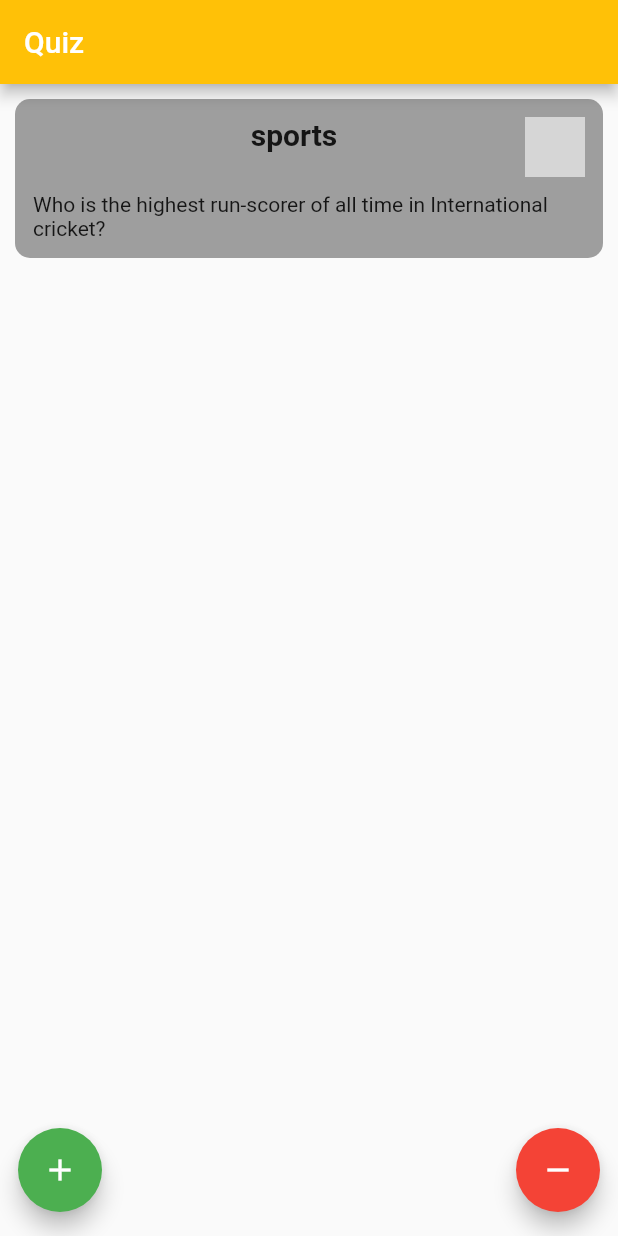
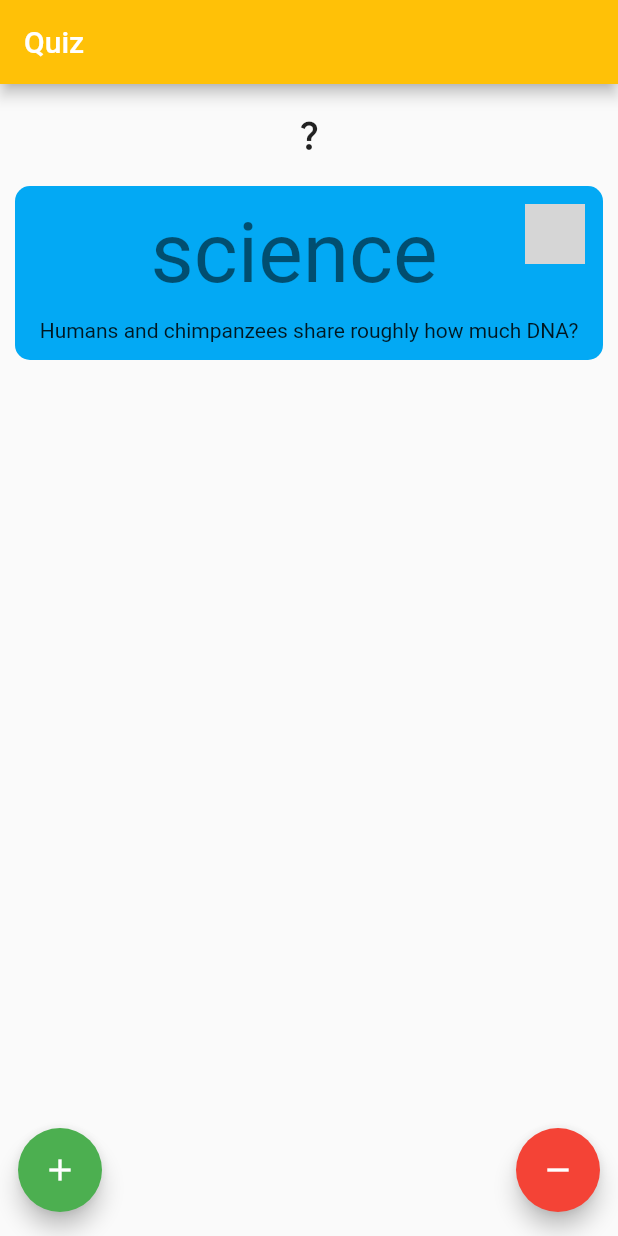
Before and after one commit to Lurchfresser/learn_flutter_1_udemy, a Flutter app: the QuizScreen screen opened directly, after a tap on the "add" icon, on a phone screen of 412 x 824 dp. Run offline on Flutter 3.47's test engine with Material 2 defaults, Android fonts, the phone set to English and light mode, and no system bars; grey boxes are pictures that could not be loaded.

Commit message:
added question screen and button for random question (task f8)

```diff
--- a/analysis_options.yaml
+++ b/analysis_options.yaml
@@ -1 +1,4 @@
 include: package:flutter_lints/flutter.yaml
+
+rules:
+    require_trailing_commas: true
--- /dev/null
+++ b/lib/presentation/quiz/classes/quiz_objects.dart
@@ -0,0 +1,97 @@
+import 'package:flutter/material.dart';
+
+enum QuestionCategorie {
+  sports(color: Colors.grey, categorieName: "sports"),
+  science(color: Colors.lightBlue, categorieName: "science"),
+  celebrities(color: Colors.pink, categorieName: "celebreties");
+
+  const QuestionCategorie({
+    required this.color,
+    required this.categorieName,
+  });
+
+  final Color color;
+  final String categorieName;
+}
+
+class Question {
+  final String questionText;
+  final QuestionCategorie questionCategorie;
+  final String questionAnswer;
+  final String firstHint;
+  final String secondHint;
+  Question({required this.questionAnswer, required this.firstHint, required this.secondHint, required this.questionCategorie, required this.questionText});
+}
+
+List<Question> questions = [
+  Question(
+    questionCategorie: QuestionCategorie.sports,
+    questionText: "Who won the first world cup?",
+    questionAnswer: "The first FIFA World Cup was held in 1930, and the winner of that inaugural tournament was Uruguay. Uruguay defeated Argentina 4-2 in the final match to become the first World Cup champions. This historic event took place in Montevideo, Uruguay.",
+    firstHint: "This country won the first FIFA World Cup in 1930, and they also won the 1950 World Cup.",
+    secondHint: "The inaugural World Cup took place in South America, and the winning team defeated Argentina in the final match."
+  ),
+  Question(
+    questionCategorie: QuestionCategorie.celebrities,
+    questionText: "What Jonas brothers were Taylor Swift and Selena Gomez dating when they first met and became friends?",
+    questionAnswer: "Taylor Swift and Selena Gomez were dating Joe Jonas and Nick Jonas, respectively, when they first met and became friends.",
+    firstHint: "Taylor Swift was dating one of the Jonas brothers named Joe.",
+    secondHint: "Selena Gomez was in a relationship with one of the Jonas brothers named Nick."
+  ),
+  Question(
+    questionCategorie: QuestionCategorie.celebrities,
+    questionText: "Who was the first of the Kardashian-Jenner sisters to become a billionaire?",
+    questionAnswer: "Kylie Jenner was the first of the Kardashian-Jenner sisters to become a billionaire.",
+    firstHint: "This member of the Kardashian-Jenner family is known for her successful cosmetics brand.",
+    secondHint: "She achieved billionaire status at a young age."
+  ),
+  Question(
+    questionCategorie: QuestionCategorie.celebrities,
+    questionText: "What Hollywood actor played Muhammed Ali in the 2001 movie, Ali?",
+    questionAnswer: "Will Smith portrayed Muhammed Ali in the 2001 movie, Ali.",
+    firstHint: "The actor who played Ali is known for his roles in action and comedy films.",
+    secondHint: "He is also a rapper and producer in addition to being an actor."
+  ),
+  Question(
+    questionCategorie: QuestionCategorie.science,
+    questionText: "How many bones are in the human body?",
+    questionAnswer: "There are 206 bones in the adult human body.",
+    firstHint: "Humans are born with more bones, but as they grow, some bones fuse together.",
+    secondHint: "The number of bones in the human body varies with age."
+  ),
+  Question(
+    questionCategorie: QuestionCategorie.science,
+    questionText: "What is the hardest natural substance on Earth?",
+    questionAnswer: "Diamond is the hardest natural substance on Earth.",
+    firstHint: "This substance is often associated with engagement rings and jewelry.",
+    secondHint: "It is formed deep within the Earth under extreme pressure and heat."
+  ),
+  Question(
+    questionCategorie: QuestionCategorie.science,
+    questionText: "Humans and chimpanzees share roughly how much DNA?",
+    questionAnswer: "Humans and chimpanzees share approximately 98-99% of their DNA.",
+    firstHint: "The genetic similarity between humans and chimpanzees is very high.",
+    secondHint: "This shared DNA is one reason for the close evolutionary relationship between the two species."
+  ),
+  Question(
+    questionCategorie: QuestionCategorie.sports,
+    questionText: "Who is the highest run-scorer of all time in International cricket?",
+    questionAnswer: "Sachin Tendulkar is the highest run-scorer of all time in International cricket.",
+    firstHint: "This cricketer is often referred to as the 'Little Master.'",
+    secondHint: "He is from India and is widely regarded as one of the greatest batsmen in the history of the sport."
+  ),
+  Question(
+    questionCategorie: QuestionCategorie.sports,
+    questionText: "In American Football, how many points do you score for a touchdown?",
+    questionAnswer: "In American Football, you score 6 points for a touchdown.",
+    firstHint: "A touchdown is a significant scoring play in American Football.",
+    secondHint: "Additional points can be scored through field goals and extra point attempts."
+  ),
+  Question(
+    questionCategorie: QuestionCategorie.sports,
+    questionText: "How old was American professional tennis player Coco Gauff when she beat Venus Williams at Wimbledon in 2019?",
+    questionAnswer: "Coco Gauff was 15 years old when she beat Venus Williams at Wimbledon in 2019.",
+    firstHint: "She made headlines for her remarkable performance at a young age.",
+    secondHint: "This victory marked the beginning of a promising tennis career."
+  ),
+];
--- a/lib/presentation/quiz/quiz_screen.dart
+++ b/lib/presentation/quiz/quiz_screen.dart
@@ -2,6 +2,8 @@ import 'dart:math';
 
 import 'package:flutter/material.dart';
 import 'package:learn_flutter_1/presentation/components/floating_add_and_remove.dart';
+import 'package:learn_flutter_1/presentation/quiz/classes/quiz_objects.dart';
+import 'package:learn_flutter_1/presentation/quiz/question_screen.dart';
 import 'package:learn_flutter_1/presentation/quiz/widgets/question_container.dart';
 
 class QuizScreen extends StatefulWidget {
@@ -21,8 +23,7 @@ class _QuizScreenState extends State<QuizScreen> {
         title: const Text("Quiz"),
       ),
       floatingActionButtonLocation: FloatingActionButtonLocation.centerFloat,
-      floatingActionButton: FloatingAddAndRemove(
-        add: () {
+      floatingActionButton: FloatingAddAndRemove(add: () {
         setState(() {
           if (questions.isEmpty) return;
           Random random = Random();
@@ -39,56 +40,52 @@ class _QuizScreenState extends State<QuizScreen> {
       }),
       body: Padding(
         padding: const EdgeInsets.all(10.0),
+        child: Column(
+          children: [
+            IconButton(
+              onPressed: () {
+                if (displayedQuestions.isEmpty) return;
+                print("object");
+                Random random = Random();
+                Navigator.push(
+                    context,
+                    MaterialPageRoute(
+                        builder: (context) => QuestionScreen(
+                            question: displayedQuestions[random
+                                .nextInt(displayedQuestions.length - 1)])));
+              },
+              icon: const Icon(Icons.question_mark_outlined),
+            ),
+            const SizedBox(
+              height: 10,
+            ),
+            Expanded(
               child: ListView.separated(
                   physics: const BouncingScrollPhysics(),
                   itemCount: displayedQuestions.length,
-            itemBuilder: (BuildContext context, int index) => QuestionContainer(
-                  question: displayedQuestions[index],
+                  itemBuilder: (BuildContext context, int index) {
+                    Question question = displayedQuestions[index];
+
+                    return Hero(
+                      tag: question.questionText,
+                      child: QuestionContainer(
+                        question: question,
+                        onTap: () => Navigator.push(
+                            context,
+                            MaterialPageRoute(
+                                builder: (context) =>
+                                    QuestionScreen(question: question))),
                       ),
+                    );
+                  },
                   separatorBuilder: (BuildContext context, int index) =>
                       const Divider(
                         height: 10,
                       )),
             ),
+          ],
+        ),
+      ),
     );
   }
 }
-
-List<Question> questions = [
-  Question(
-      questionCategorie: QuestionCategorie.sports,
-      questionText: "Who won the first world cup?"),
-  Question(
-      questionCategorie: QuestionCategorie.celebreties,
-      questionText:
-          "What Jonas brothers were Taylor Swift and Selena Gomez dating when they first met and became friends?"),
-  Question(
-      questionCategorie: QuestionCategorie.celebreties,
-      questionText:
-          "Who was the first of the Kardashian-Jenner sisters to become a billionaire?"),
-  Question(
-      questionCategorie: QuestionCategorie.celebreties,
-      questionText:
-          "What Hollywood actor played Muhammed Ali in the 2001 movie, Ali?"),
-  Question(
-      questionCategorie: QuestionCategorie.science,
-      questionText: "How many bones are in the human body?"),
-  Question(
-      questionCategorie: QuestionCategorie.science,
-      questionText: "What is the hardest natural substance on Earth?"),
-  Question(
-      questionCategorie: QuestionCategorie.science,
-      questionText: "Humans and chimpanzees share roughly how much DNA?"),
-  Question(
-      questionCategorie: QuestionCategorie.sports,
-      questionText:
-          "Who is the highest run-scorer of all time in International cricket?"),
-  Question(
-      questionCategorie: QuestionCategorie.sports,
-      questionText:
-          "In American Football, how many points do you score for a touchdown?"),
-  Question(
-      questionCategorie: QuestionCategorie.sports,
-      questionText:
-          "How old was American professional tennis player Coco Gauff when she beat Venus Williams at Wimbledon in 2019?"),
-];
--- a/lib/presentation/quiz/widgets/question_container.dart
+++ b/lib/presentation/quiz/widgets/question_container.dart
@@ -1,15 +1,20 @@
 import 'package:flutter/material.dart';
+import 'package:learn_flutter_1/presentation/quiz/classes/quiz_objects.dart';
 import 'package:learn_flutter_1/presentation/quiz/widgets/question_header.dart';
 
 class QuestionContainer extends StatelessWidget {
   final Question question;
+  final void Function()? onTap;
 
-  const QuestionContainer({super.key, required this.question});
+  const QuestionContainer({super.key, required this.question, this.onTap});
 
   @override
   Widget build(BuildContext context) {
-    return Container(
-      width: 200,
+    return GestureDetector(
+      onTap: () {
+        onTap?.call();
+      },
+      child: Container(
         decoration: BoxDecoration(
           borderRadius: const BorderRadius.all(Radius.circular(10)),
           color: question.questionCategorie.color,
@@ -17,35 +22,17 @@ class QuestionContainer extends StatelessWidget {
         child: Padding(
           padding: const EdgeInsets.all(12.0),
           child: Column(
+            mainAxisSize: MainAxisSize.min,
             children: [
               QuestionHeader(question: question),
               const SizedBox(
                 height: 10,
               ),
-            Text(question.questionText),
+              Text(question.questionText, style: Theme.of(context).textTheme.bodyMedium,),
             ],
+          ),
         ),
       ),
     );
   }
 }
-
-enum QuestionCategorie {
-  sports(color: Colors.grey, categorieName: "sports"),
-  science(color: Colors.lightBlue, categorieName: "science"),
-  celebreties(color: Colors.pink, categorieName: "celebreties");
-
-  const QuestionCategorie({
-    required this.color,
-    required this.categorieName,
-  });
-
-  final Color color;
-  final String categorieName;
-}
-
-class Question {
-  final String questionText;
-  final QuestionCategorie questionCategorie;
-  Question({required this.questionCategorie, required this.questionText});
-}
--- a/lib/presentation/quiz/widgets/question_header.dart
+++ b/lib/presentation/quiz/widgets/question_header.dart
@@ -1,6 +1,6 @@
 import 'package:flutter/material.dart';
+import 'package:learn_flutter_1/presentation/quiz/classes/quiz_objects.dart';
 
-import 'question_container.dart';
 
 class QuestionHeader extends StatelessWidget {
   const QuestionHeader({
@@ -23,10 +23,7 @@ class QuestionHeader extends StatelessWidget {
           ),
           Text(
             question.questionCategorie.categorieName,
-            style: const TextStyle(
-              fontSize: 20,
-              fontWeight: FontWeight.bold,
-            ),
+            style: Theme.of(context).textTheme.displayMedium,
           ),
           CircleAvatar(
             backgroundImage: AssetImage(
--- a/lib/presentation/widget_examples/widgets/rotateble_question_scroll_view.dart
+++ b/lib/presentation/widget_examples/widgets/rotateble_question_scroll_view.dart
@@ -3,6 +3,7 @@ import 'package:learn_flutter_1/presentation/components/custom_button.dart';
 import 'package:learn_flutter_1/presentation/components/switch_example.dart';
 import 'package:learn_flutter_1/presentation/navigation_example_screens/screen_one.dart';
 import 'package:learn_flutter_1/presentation/navigation_example_screens/screen_two.dart';
+import 'package:learn_flutter_1/presentation/quiz/classes/quiz_objects.dart';
 import 'package:learn_flutter_1/presentation/widget_examples/widgets/buttons_example.dart';
 import 'package:learn_flutter_1/presentation/quiz/widgets/question_container.dart';
 
@@ -57,42 +58,3 @@ class RotatebleQuestionScrollView extends StatelessWidget {
     });
   }
 }
-
-List<Question> questions = [
-  Question(
-      questionCategorie: QuestionCategorie.sports,
-      questionText: "Who won the first world cup?"),
-  Question(
-      questionCategorie: QuestionCategorie.celebreties,
-      questionText:
-          "What Jonas brothers were Taylor Swift and Selena Gomez dating when they first met and became friends?"),
-  Question(
-      questionCategorie: QuestionCategorie.celebreties,
-      questionText:
-          "Who was the first of the Kardashian-Jenner sisters to become a billionaire?"),
-  Question(
-      questionCategorie: QuestionCategorie.celebreties,
-      questionText:
-          "What Hollywood actor played Muhammed Ali in the 2001 movie, Ali?"),
-  Question(
-      questionCategorie: QuestionCategorie.science,
-      questionText: "How many bones are in the human body?"),
-  Question(
-      questionCategorie: QuestionCategorie.science,
-      questionText: "What is the hardest natural substance on Earth?"),
-  Question(
-      questionCategorie: QuestionCategorie.science,
-      questionText: "Humans and chimpanzees share roughly how much DNA?"),
-  Question(
-      questionCategorie: QuestionCategorie.sports,
-      questionText:
-          "Who is the highest run-scorer of all time in International cricket?"),
-  Question(
-      questionCategorie: QuestionCategorie.sports,
-      questionText:
-          "In American Football, how many points do you score for a touchdown?"),
-  Question(
-      questionCategorie: QuestionCategorie.sports,
-      questionText:
-          "How old was American professional tennis player Coco Gauff when she beat Venus Williams at Wimbledon in 2019?"),
-];
```
Also changed, not shown: lib/presentation/quiz/question_screen.dart (added, +36 -0 lines), lib/presentation/quiz/widgets/hint_container.dart (added, +71 -0 lines). Lines whose indentation alone changed are shown as unchanged.
